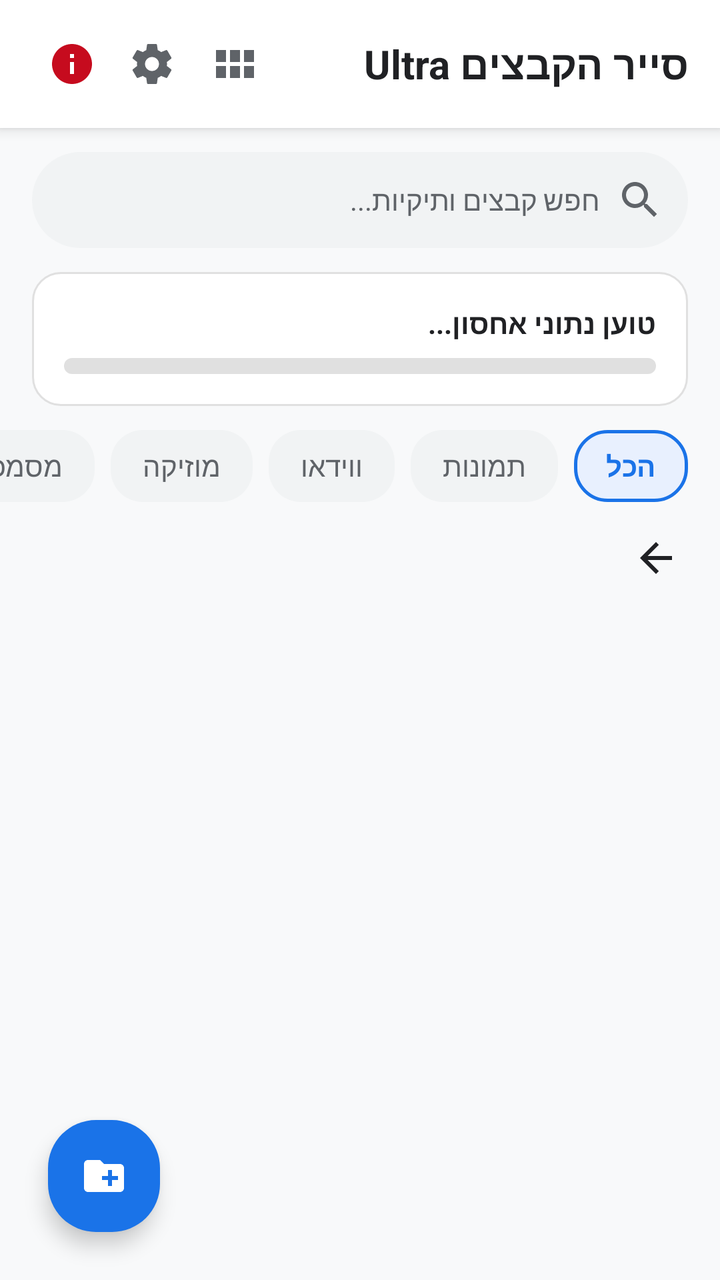
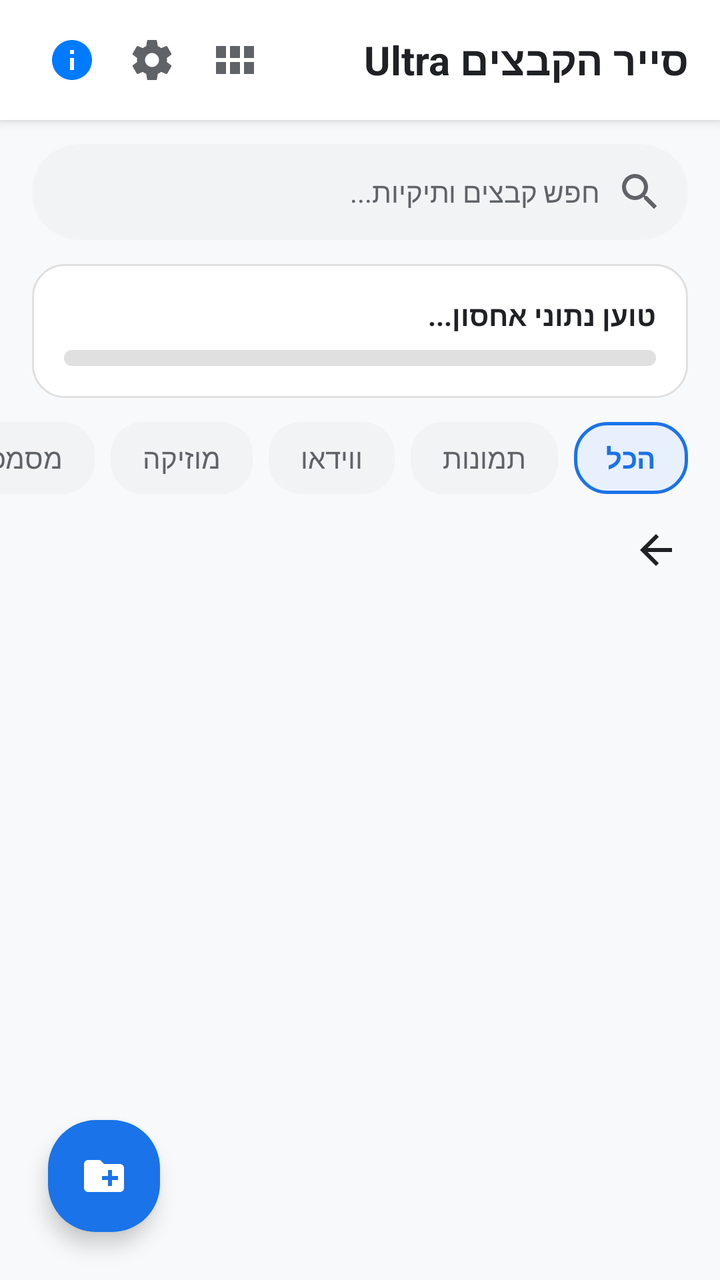

The first picture is an Android layout as it rendered before a commit; the second is the same layout after the commit. The layout source and the unified diff follow.
<!-- AndroidManifest.xml: application theme android:Theme.Material.Light.NoActionBar -->
<!-- res/layout/activity_main.xml -->
<?xml version="1.0" encoding="utf-8"?>
<RelativeLayout xmlns:android="http://schemas.android.com/apk/res/android"
    android:layout_width="match_parent"
    android:layout_height="match_parent"
    android:background="@color/bg_light"
    android:layoutDirection="rtl">

    
    <LinearLayout
        android:id="@+id/top_bar"
        android:layout_width="match_parent"
        android:layout_height="64dp"
        android:layout_alignParentTop="true"
        android:background="@color/card_bg"
        android:elevation="4dp"
        android:gravity="center_vertical"
        android:orientation="horizontal"
        android:paddingStart="16dp"
        android:paddingEnd="16dp">

        <TextView
            android:id="@+id/tv_app_title"
            android:layout_width="0dp"
            android:layout_height="wrap_content"
            android:layout_weight="1"
            android:text="@string/app_name"
            android:textColor="@color/text_primary"
            android:textSize="20sp"
            android:textStyle="bold" />

        <ImageButton
            android:id="@+id/btn_view_toggle"
            android:layout_width="40dp"
            android:layout_height="40dp"
            android:background="?android:attr/selectableItemBackgroundBorderless"
            android:contentDescription="Toggle View"
            android:src="@drawable/ic_grid" />

        <ImageButton
            android:id="@+id/btn_settings"
            android:layout_width="40dp"
            android:layout_height="40dp"
            android:background="?android:attr/selectableItemBackgroundBorderless"
            android:contentDescription="Settings"
            android:src="@drawable/ic_settings" />

        <ImageButton
            android:id="@+id/btn_about"
            android:layout_width="40dp"
            android:layout_height="40dp"
            android:background="?android:attr/selectableItemBackgroundBorderless"
            android:contentDescription="About Spaniard"
            android:src="@drawable/ic_info" />
    </LinearLayout>

    
    <LinearLayout
        android:id="@+id/search_container"
        android:layout_width="match_parent"
        android:layout_height="48dp"
        android:layout_below="@id/top_bar"
        android:layout_marginStart="16dp"
        android:layout_marginTop="12dp"
        android:layout_marginEnd="16dp"
        android:background="@drawable/bg_search"
        android:gravity="center_vertical"
        android:orientation="horizontal"
        android:paddingStart="12dp"
        android:paddingEnd="12dp">

        <ImageView
            android:layout_width="24dp"
            android:layout_height="24dp"
            android:src="@drawable/ic_search" />

        <EditText
            android:id="@+id/et_search"
            android:layout_width="match_parent"
            android:layout_height="match_parent"
            android:background="@null"
            android:hint="@string/search_hint"
            android:imeOptions="actionSearch"
            android:inputType="text"
            android:paddingStart="8dp"
            android:paddingEnd="8dp"
            android:textColor="@color/text_primary"
            android:textColorHint="@color/text_secondary"
            android:textSize="14sp" />
    </LinearLayout>

    
    <LinearLayout
        android:id="@+id/card_storage"
        android:layout_width="match_parent"
        android:layout_height="wrap_content"
        android:layout_below="@id/search_container"
        android:layout_marginStart="16dp"
        android:layout_marginTop="12dp"
        android:layout_marginEnd="16dp"
        android:background="@drawable/bg_card"
        android:orientation="vertical"
        android:padding="16dp">

        <TextView
            android:id="@+id/tv_storage_info"
            android:layout_width="wrap_content"
            android:layout_height="wrap_content"
            android:text="טוען נתוני אחסון..."
            android:textColor="@color/text_primary"
            android:textSize="14sp"
            android:textStyle="bold" />

        <ProgressBar
            android:id="@+id/pb_storage"
            style="?android:attr/progressBarStyleHorizontal"
            android:layout_width="match_parent"
            android:layout_height="8dp"
            android:layout_marginTop="8dp"
            android:progressDrawable="@drawable/storage_progress_bg" />
    </LinearLayout>

    
    <HorizontalScrollView
        android:id="@+id/scroll_categories"
        android:layout_width="match_parent"
        android:layout_height="wrap_content"
        android:layout_below="@id/card_storage"
        android:layout_marginTop="12dp"
        android:scrollbars="none">

        <LinearLayout
            android:layout_width="wrap_content"
            android:layout_height="wrap_content"
            android:orientation="horizontal"
            android:paddingStart="16dp"
            android:paddingEnd="16dp">

            <TextView
                android:id="@+id/chip_all"
                android:layout_width="wrap_content"
                android:layout_height="36dp"
                android:layout_marginEnd="8dp"
                android:background="@drawable/bg_chip_selected"
                android:gravity="center"
                android:paddingStart="16dp"
                android:paddingEnd="16dp"
                android:text="@string/category_all"
                android:textColor="@color/primary"
                android:textStyle="bold" />

            <TextView
                android:id="@+id/chip_images"
                android:layout_width="wrap_content"
                android:layout_height="36dp"
                android:layout_marginEnd="8dp"
                android:background="@drawable/bg_chip_normal"
                android:gravity="center"
                android:paddingStart="16dp"
                android:paddingEnd="16dp"
                android:text="@string/category_images"
                android:textColor="@color/text_secondary" />

            <TextView
                android:id="@+id/chip_videos"
                android:layout_width="wrap_content"
                android:layout_height="36dp"
                android:layout_marginEnd="8dp"
                android:background="@drawable/bg_chip_normal"
                android:gravity="center"
                android:paddingStart="16dp"
                android:paddingEnd="16dp"
                android:text="@string/category_videos"
                android:textColor="@color/text_secondary" />

            <TextView
                android:id="@+id/chip_audio"
                android:layout_width="wrap_content"
                android:layout_height="36dp"
                android:layout_marginEnd="8dp"
                android:background="@drawable/bg_chip_normal"
                android:gravity="center"
                android:paddingStart="16dp"
                android:paddingEnd="16dp"
                android:text="@string/category_audio"
                android:textColor="@color/text_secondary" />

            <TextView
                android:id="@+id/chip_docs"
                android:layout_width="wrap_content"
                android:layout_height="36dp"
                android:layout_marginEnd="8dp"
                android:background="@drawable/bg_chip_normal"
                android:gravity="center"
                android:paddingStart="16dp"
                android:paddingEnd="16dp"
                android:text="@string/category_docs"
                android:textColor="@color/text_secondary" />

            <TextView
                android:id="@+id/chip_downloads"
                android:layout_width="wrap_content"
                android:layout_height="36dp"
                android:background="@drawable/bg_chip_normal"
                android:gravity="center"
                android:paddingStart="16dp"
                android:paddingEnd="16dp"
                android:text="@string/category_downloads"
                android:textColor="@color/text_secondary" />
        </LinearLayout>
    </HorizontalScrollView>

    
    <LinearLayout
        android:id="@+id/path_bar"
        android:layout_width="match_parent"
        android:layout_height="40dp"
        android:layout_below="@id/scroll_categories"
        android:layout_marginTop="8dp"
        android:gravity="center_vertical"
        android:orientation="horizontal"
        android:paddingStart="16dp"
        android:paddingEnd="16dp">

        <ImageButton
            android:id="@+id/btn_back_folder"
            android:layout_width="32dp"
            android:layout_height="32dp"
            android:background="?android:attr/selectableItemBackgroundBorderless"
            android:src="@drawable/ic_back" />

        <TextView
            android:id="@+id/tv_current_path"
            android:layout_width="match_parent"
            android:layout_height="wrap_content"
            android:ellipsize="start"
            android:paddingStart="8dp"
            android:singleLine="true"
            android:textColor="@color/text_secondary"
            android:textSize="13sp" />
    </LinearLayout>

    
    <FrameLayout
        android:layout_width="match_parent"
        android:layout_height="match_parent"
        android:layout_below="@id/path_bar">

        <ListView
            android:id="@+id/list_view"
            android:layout_width="match_parent"
            android:layout_height="match_parent"
            android:clipToPadding="false"
            android:divider="@color/divider"
            android:dividerHeight="1dp"
            android:paddingBottom="80dp" />

        <GridView
            android:id="@+id/grid_view"
            android:layout_width="match_parent"
            android:layout_height="match_parent"
            android:clipToPadding="false"
            android:horizontalSpacing="8dp"
            android:numColumns="3"
            android:padding="12dp"
            android:paddingBottom="80dp"
            android:verticalSpacing="8dp"
            android:visibility="gone" />

        <TextView
            android:id="@+id/tv_empty"
            android:layout_width="wrap_content"
            android:layout_height="wrap_content"
            android:layout_gravity="center"
            android:text="@string/empty_folder"
            android:textColor="@color/text_secondary"
            android:textSize="16sp"
            android:visibility="gone" />

        
        <LinearLayout
            android:id="@+id/layout_permission"
            android:layout_width="match_parent"
            android:layout_height="match_parent"
            android:background="@color/bg_light"
            android:gravity="center"
            android:orientation="vertical"
            android:padding="32dp"
            android:visibility="gone">

            <ImageView
                android:layout_width="80dp"
                android:layout_height="80dp"
                android:src="@drawable/ic_folder" />

            <TextView
                android:layout_width="wrap_content"
                android:layout_height="wrap_content"
                android:layout_marginTop="16dp"
                android:gravity="center"
                android:text="@string/permission_required"
                android:textColor="@color/text_primary"
                android:textSize="16sp" />

            <Button
                android:id="@+id/btn_grant_permission"
                android:layout_width="wrap_content"
                android:layout_height="wrap_content"
                android:layout_marginTop="24dp"
                android:background="@drawable/bg_button_primary"
                android:paddingStart="24dp"
                android:paddingEnd="24dp"
                android:text="@string/grant_permission"
                android:textColor="#FFFFFF" />
        </LinearLayout>
    </FrameLayout>

    
    <ImageButton
        android:id="@+id/fab_add"
        android:layout_width="56dp"
        android:layout_height="56dp"
        android:layout_alignParentEnd="true"
        android:layout_alignParentBottom="true"
        android:layout_marginEnd="24dp"
        android:layout_marginBottom="24dp"
        android:background="@drawable/bg_button_primary"
        android:contentDescription="Add Folder"
        android:elevation="6dp"
        android:src="@drawable/ic_add_folder" />

</RelativeLayout>
<!-- resources referenced by this layout -->
<resources>
  <!-- drawable bg_button_primary (drawable) -->
  <?xml version="1.0" encoding="utf-8"?>
  <shape xmlns:android="http://schemas.android.com/apk/res/android"
      android:shape="rectangle">
      <solid android:color="#1A73E8" />
      <corners android:radius="24dp" />
  </shape>
  <!-- drawable bg_card (drawable) -->
  <?xml version="1.0" encoding="utf-8"?>
  <shape xmlns:android="http://schemas.android.com/apk/res/android"
      android:shape="rectangle">
      <solid android:color="#FFFFFF" />
      <corners android:radius="14dp" />
      <stroke
          android:width="1dp"
          android:color="#E0E0E0" />
  </shape>
  <!-- drawable bg_chip_normal (drawable) -->
  <?xml version="1.0" encoding="utf-8"?>
  <shape xmlns:android="http://schemas.android.com/apk/res/android"
      android:shape="rectangle">
      <solid android:color="#F1F3F4" />
      <corners android:radius="16dp" />
  </shape>
  <!-- drawable bg_chip_selected (drawable) -->
  <?xml version="1.0" encoding="utf-8"?>
  <shape xmlns:android="http://schemas.android.com/apk/res/android"
      android:shape="rectangle">
      <solid android:color="#E8F0FE" />
      <corners android:radius="16dp" />
      <stroke
          android:width="1.5dp"
          android:color="#1A73E8" />
  </shape>
  <!-- drawable bg_search (drawable) -->
  <?xml version="1.0" encoding="utf-8"?>
  <shape xmlns:android="http://schemas.android.com/apk/res/android"
      android:shape="rectangle">
      <solid android:color="#F1F3F4" />
      <corners android:radius="24dp" />
  </shape>
  <!-- drawable ic_folder (drawable) -->
  <vector xmlns:android="http://schemas.android.com/apk/res/android"
      android:width="48dp"
      android:height="48dp"
      android:viewportWidth="24"
      android:viewportHeight="24">
      <path
          android:fillColor="#FFA000"
          android:pathData="M10,4H4C2.9,4 2.01,4.9 2.01,6L2,18C2,19.1 2.9,20 4,20H20C21.1,20 22,19.1 22,18V8C22,6.9 21.1,6 20,6H12L10,4Z" />
      <path
          android:fillColor="#FFCA28"
          android:pathData="M20,9H4V18H20V9Z" />
  </vector>
  <!-- drawable ic_info (drawable) -->
  <vector xmlns:android="http://schemas.android.com/apk/res/android"
      android:width="24dp"
      android:height="24dp"
      android:viewportWidth="24"
      android:viewportHeight="24">
      <path
          android:fillColor="#C60B1E"
          android:pathData="M12,2C6.48,2 2,6.48 2,12C2,17.52 6.48,22 12,22C17.52,22 22,17.52 22,12C22,6.48 17.52,2 12,2ZM13,17H11V11H13V17ZM13,9H11V7H13V9Z" />
  </vector>
  <!-- drawable storage_progress_bg (drawable) -->
  <?xml version="1.0" encoding="utf-8"?>
  <layer-list xmlns:android="http://schemas.android.com/apk/res/android">
      <item android:id="@android:id/background">
          <shape>
              <corners android:radius="4dp" />
              <solid android:color="#E0E0E0" />
          </shape>
      </item>
      <item android:id="@android:id/progress">
          <clip>
              <shape>
                  <corners android:radius="4dp" />
                  <solid android:color="#1A73E8" />
              </shape>
          </clip>
      </item>
  </layer-list>
  <!-- unchanged entries left out for length: 22 -->
</resources>

<!-- the commit's change to res/layout/activity_main.xml (unified diff, before → after) -->
@@ -9,7 +9,7 @@
     <LinearLayout
         android:id="@+id/top_bar"
         android:layout_width="match_parent"
-        android:layout_height="64dp"
+        android:layout_height="60dp"
         android:layout_alignParentTop="true"
         android:background="@color/card_bg"
         android:elevation="4dp"
@@ -41,7 +41,7 @@
             android:layout_width="40dp"
             android:layout_height="40dp"
             android:background="?android:attr/selectableItemBackgroundBorderless"
-            android:contentDescription="Settings"
+            android:contentDescription="@string/settings"
             android:src="@drawable/ic_settings" />
 
         <ImageButton
@@ -49,7 +49,7 @@
             android:layout_width="40dp"
             android:layout_height="40dp"
             android:background="?android:attr/selectableItemBackgroundBorderless"
-            android:contentDescription="About Spaniard"
+            android:contentDescription="@string/about_title"
             android:src="@drawable/ic_info" />
     </LinearLayout>
 
@@ -105,7 +105,7 @@
             android:id="@+id/tv_storage_info"
             android:layout_width="wrap_content"
             android:layout_height="wrap_content"
-            android:text="טוען נתוני אחסון..."
+            android:text="@string/loading_storage_info"
             android:textColor="@color/text_primary"
             android:textSize="14sp"
             android:textStyle="bold" />
@@ -310,7 +310,7 @@
                 android:paddingStart="24dp"
                 android:paddingEnd="24dp"
                 android:text="@string/grant_permission"
-                android:textColor="#FFFFFF" />
+                android:textColor="@color/white" />
         </LinearLayout>
     </FrameLayout>
 
<!-- resource entries referenced after the edit -->
@@ -1,18 +1,18 @@
 <!-- resources referenced by this layout -->
 <resources>
+  <color name="white">#FFFFFF</color>
   <!-- drawable bg_button_primary (drawable) -->
   <?xml version="1.0" encoding="utf-8"?>
-  <shape xmlns:android="http://schemas.android.com/apk/res/android"
-      android:shape="rectangle">
-      <solid android:color="#1A73E8" />
-      <corners android:radius="24dp" />
-  </shape>
+  <selector xmlns:android="http://schemas.android.com/apk/res/android">
+      <item android:drawable="@drawable/bg_button_primary_pressed" android:state_pressed="true" />
+      <item android:drawable="@drawable/bg_button_primary_normal" />
+  </selector>
   <!-- drawable bg_card (drawable) -->
   <?xml version="1.0" encoding="utf-8"?>
   <shape xmlns:android="http://schemas.android.com/apk/res/android"
       android:shape="rectangle">
-      <solid android:color="#FFFFFF" />
-      <corners android:radius="14dp" />
+      <solid android:color="@color/card_bg" />
+      <corners android:radius="16dp" />
       <stroke
           android:width="1dp"
           android:color="#E0E0E0" />
@@ -21,24 +21,24 @@
   <?xml version="1.0" encoding="utf-8"?>
   <shape xmlns:android="http://schemas.android.com/apk/res/android"
       android:shape="rectangle">
-      <solid android:color="#F1F3F4" />
+      <solid android:color="@color/chip_background" />
       <corners android:radius="16dp" />
   </shape>
   <!-- drawable bg_chip_selected (drawable) -->
   <?xml version="1.0" encoding="utf-8"?>
   <shape xmlns:android="http://schemas.android.com/apk/res/android"
       android:shape="rectangle">
-      <solid android:color="#E8F0FE" />
+      <solid android:color="@color/chip_background_selected" />
       <corners android:radius="16dp" />
       <stroke
           android:width="1.5dp"
-          android:color="#1A73E8" />
+          android:color="@color/primary" />
   </shape>
   <!-- drawable bg_search (drawable) -->
   <?xml version="1.0" encoding="utf-8"?>
   <shape xmlns:android="http://schemas.android.com/apk/res/android"
       android:shape="rectangle">
-      <solid android:color="#F1F3F4" />
+      <solid android:color="@color/search_background" />
       <corners android:radius="24dp" />
   </shape>
   <!-- drawable ic_folder (drawable) -->
@@ -48,10 +48,10 @@
       android:viewportWidth="24"
       android:viewportHeight="24">
       <path
-          android:fillColor="#FFA000"
+          android:fillColor="#FFB300"
           android:pathData="M10,4H4C2.9,4 2.01,4.9 2.01,6L2,18C2,19.1 2.9,20 4,20H20C21.1,20 22,19.1 22,18V8C22,6.9 21.1,6 20,6H12L10,4Z" />
       <path
-          android:fillColor="#FFCA28"
+          android:fillColor="#FFD54F"
           android:pathData="M20,9H4V18H20V9Z" />
   </vector>
   <!-- drawable ic_info (drawable) -->
@@ -61,7 +61,7 @@
       android:viewportWidth="24"
       android:viewportHeight="24">
       <path
-          android:fillColor="#C60B1E"
+          android:fillColor="#007bff"
           android:pathData="M12,2C6.48,2 2,6.48 2,12C2,17.52 6.48,22 12,22C17.52,22 22,17.52 22,12C22,6.48 17.52,2 12,2ZM13,17H11V11H13V17ZM13,9H11V7H13V9Z" />
   </vector>
   <!-- drawable storage_progress_bg (drawable) -->
@@ -70,18 +70,40 @@
       <item android:id="@android:id/background">
           <shape>
               <corners android:radius="4dp" />
-              <solid android:color="#E0E0E0" />
+              <solid android:color="@color/storage_progress_background" />
           </shape>
       </item>
       <item android:id="@android:id/progress">
           <clip>
               <shape>
                   <corners android:radius="4dp" />
-                  <solid android:color="#1A73E8" />
+                  <solid android:color="@color/primary" />
               </shape>
           </clip>
       </item>
   </layer-list>
+  <string name="about_title">אודות המפתח</string>
+  <string name="loading_storage_info">טוען נתוני אחסון...</string>
+  <string name="settings">הגדרות</string>
+  <!-- drawable bg_button_primary_pressed (drawable) -->
+  <?xml version="1.0" encoding="utf-8"?>
+  <shape xmlns:android="http://schemas.android.com/apk/res/android"
+      android:shape="rectangle">
+      <solid android:color="@color/primary_dark" />
+      <corners android:radius="24dp" />
+  </shape>
+  <!-- drawable bg_button_primary_normal (drawable) -->
+  <?xml version="1.0" encoding="utf-8"?>
+  <shape xmlns:android="http://schemas.android.com/apk/res/android"
+      android:shape="rectangle">
+      <solid android:color="@color/primary" />
+      <corners android:radius="24dp" />
+  </shape>
+  <color name="chip_background">#F1F3F4</color>
+  <color name="chip_background_selected">#E8F0FE</color>
+  <color name="search_background">#F1F3F4</color>
+  <color name="storage_progress_background">#E0E0E0</color>
+  <color name="primary_dark">#1557B0</color>
   <!-- unchanged entries left out for length: 22 -->
 </resources>
 
